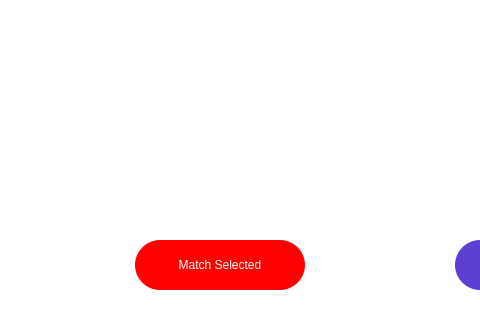
The window that user/viewRequestsWindow.ui (JLBartz/CharityLink) describes before a commit, drawn with Qt 5; both pictures show x 245 to 725 and y 230 to 550 of the 900 by 550 pixel window.
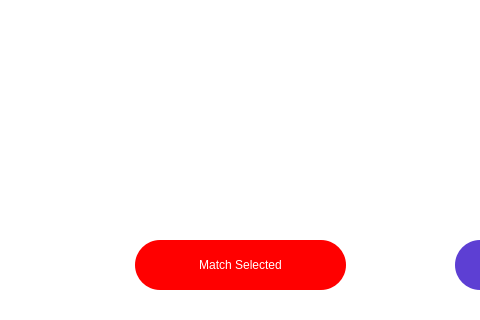
The same window after the commit.

Patch:
```diff
--- a/user/viewRequestsWindow.ui
+++ b/user/viewRequestsWindow.ui
@@ -62,7 +62,7 @@
     <rect>
      <x>380</x>
      <y>470</y>
-     <width>170</width>
+     <width>211</width>
      <height>50</height>
     </rect>
    </property>
```
Left out of the diff: 12 changed lines with no effect on the pictures.
